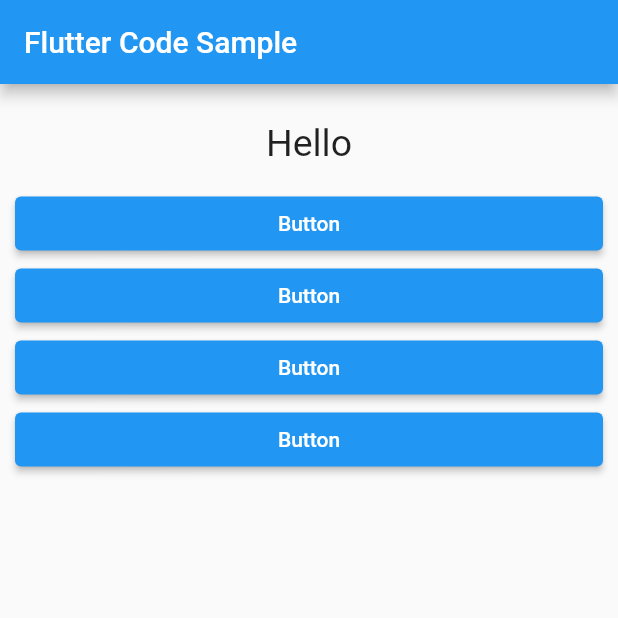
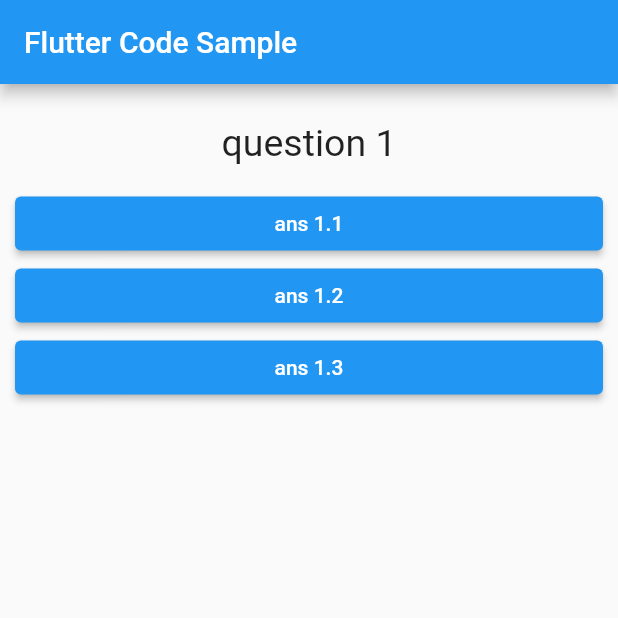
Before and after one commit to atiqrs/Quiz-App-Flutter, a Flutter app: the screen it shows after launch, on a phone screen of 412 x 824 dp, the top half of it. Run offline on Flutter 3.47's test engine with Material 2 defaults, Android fonts, the phone set to English and light mode, and no system bars.

Commit message:
Intially Completed

```diff
--- a/lib/Answares.dart
+++ b/lib/Answares.dart
@@ -3,15 +3,16 @@ import 'package:flutter/material.dart';
 
 class Answares extends StatelessWidget {
   final Function questionChange;
+  final String answareValue;
 
-  Answares(this.questionChange);
+  Answares(this.questionChange, this.answareValue);
 
   @override
   Widget build(BuildContext context) {
     return Container(
       width: double.infinity,
       child: ElevatedButton(
-            child: Text("Button"),
+            child: Text(answareValue),
             onPressed: questionChange
             // (){
             //   print('Clicked 01');
--- a/lib/HomePage.dart
+++ b/lib/HomePage.dart
@@ -9,14 +9,29 @@ class HomePage extends StatefulWidget {
 }
 
 class _HomePageState extends State<HomePage> {
+  //var questions = ["Hello","World",'Hello World','This is last ques.'];
 
-  var questions = ["Hello","World",'Hello World','This is last ques.'];
-  var _count=0;
-  void _questionChange(){
+  var questionAndAnswareText = [
+    {
+      'ques': 'question 1',
+      'ans': ['ans 1.1', 'ans 1.2', 'ans 1.3']
+    },
+    {
+      'ques': 'question 2',
+      'ans': ['ans 2.1', 'ans 2.2', 'ans 2.3']
+    },
+    {
+      'ques': 'question 3',
+      'ans': ['ans 3.1', 'ans 3.2', 'ans 3.3']
+    }
+  ];
+
+  var _count = 0;
+  void _questionChange() {
     setState(() {
-      _count = _count+1;
-      if(_count>3) {
-        _count=0;
+      _count = _count + 1;
+      if (_count >= questionAndAnswareText.length) {
+        _count = 0;
       }
     });
     print(_count);
@@ -28,11 +43,13 @@ class _HomePageState extends State<HomePage> {
         child: Padding(
       padding: const EdgeInsets.all(10),
       child: Column(children: [
-        Questions(questions[_count]),
-        Answares(_questionChange),
-        Answares(_questionChange),
-        Answares(_questionChange),
-        Answares(_questionChange),
+        //Questions(questions[_count]),
+        Questions(questionAndAnswareText[_count]['ques']),
+        ...(questionAndAnswareText[_count]['ans'] as List<String>)
+            .map((answare) {
+          return Answares(_questionChange, answare);
+        }).toList(),
+        //Answares(_questionChange),
       ]),
     ));
   }
```
